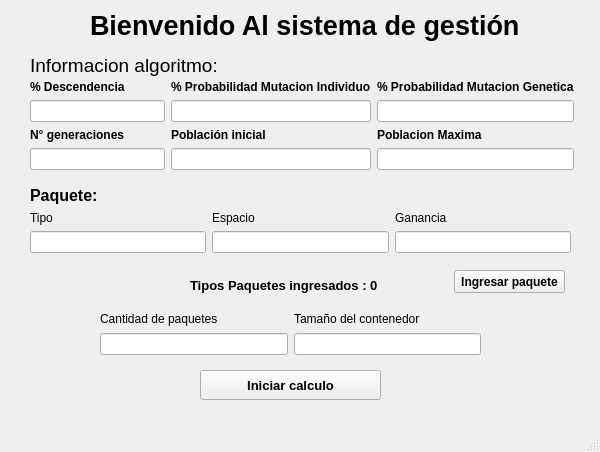
This is vista.ui in manuel2001bk/Algoritmo_Generico_Corte_1_Actividad_2 as Qt 5 draws it before an edit. The edited form follows.
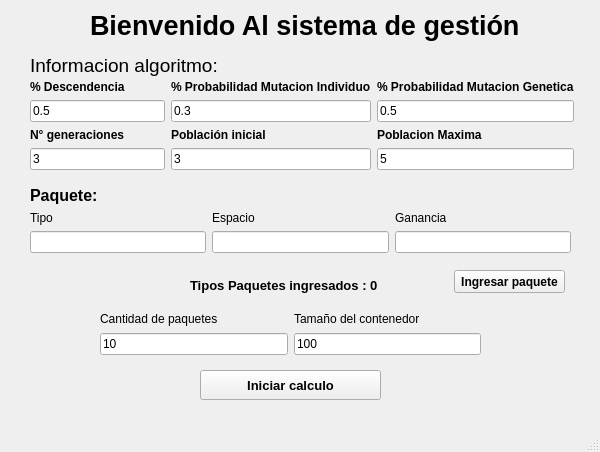
This is the edited form.

```diff
--- a/vista.ui
+++ b/vista.ui
@@ -139,7 +139,7 @@
      <string>Iniciar calculo</string>
     </property>
    </widget>
-   <widget class="QWidget" name="">
+   <widget class="QWidget" name="layoutWidget">
     <property name="geometry">
      <rect>
       <x>30</x>
@@ -169,6 +169,9 @@
          <property name="enabled">
           <bool>true</bool>
          </property>
+         <property name="text">
+          <string>0.5</string>
+         </property>
         </widget>
        </item>
       </layout>
@@ -189,7 +192,11 @@
         </widget>
        </item>
        <item>
-        <widget class="QLineEdit" name="poblacion_inicial"/>
+        <widget class="QLineEdit" name="poblacion_inicial">
+         <property name="text">
+          <string>3</string>
+         </property>
+        </widget>
        </item>
       </layout>
      </item>
@@ -209,7 +216,11 @@
         </widget>
        </item>
        <item>
-        <widget class="QLineEdit" name="num_gen"/>
+        <widget class="QLineEdit" name="num_gen">
+         <property name="text">
+          <string>3</string>
+         </property>
+        </widget>
        </item>
       </layout>
      </item>
@@ -229,7 +240,11 @@
         </widget>
        </item>
        <item>
-        <widget class="QLineEdit" name="pors_prob_gen"/>
+        <widget class="QLineEdit" name="pors_prob_gen">
+         <property name="text">
+          <string>0.5</string>
+         </property>
+        </widget>
        </item>
       </layout>
      </item>
@@ -249,7 +264,11 @@
         </widget>
        </item>
        <item>
-        <widget class="QLineEdit" name="poblacion_maxima"/>
+        <widget class="QLineEdit" name="poblacion_maxima">
+         <property name="text">
+          <string>5</string>
+         </property>
+        </widget>
        </item>
       </layout>
      </item>
@@ -269,13 +288,17 @@
         </widget>
        </item>
        <item>
-        <widget class="QLineEdit" name="pors_prob_ind"/>
+        <widget class="QLineEdit" name="pors_prob_ind">
+         <property name="text">
+          <string>0.3</string>
+         </property>
+        </widget>
        </item>
       </layout>
      </item>
     </layout>
    </widget>
-   <widget class="QWidget" name="">
+   <widget class="QWidget" name="layoutWidget">
     <property name="geometry">
      <rect>
       <x>30</x>
@@ -329,7 +352,7 @@
      </item>
     </layout>
    </widget>
-   <widget class="QWidget" name="">
+   <widget class="QWidget" name="layoutWidget">
     <property name="geometry">
      <rect>
       <x>100</x>
@@ -351,7 +374,11 @@
           </widget>
          </item>
          <item>
-          <widget class="QLineEdit" name="cantidad_maxima_paquetes"/>
+          <widget class="QLineEdit" name="cantidad_maxima_paquetes">
+           <property name="text">
+            <string>10</string>
+           </property>
+          </widget>
          </item>
         </layout>
        </item>
@@ -367,7 +394,11 @@
         </widget>
        </item>
        <item>
-        <widget class="QLineEdit" name="tam_contenedor_max"/>
+        <widget class="QLineEdit" name="tam_contenedor_max">
+         <property name="text">
+          <string>100</string>
+         </property>
+        </widget>
        </item>
       </layout>
      </item>
```
